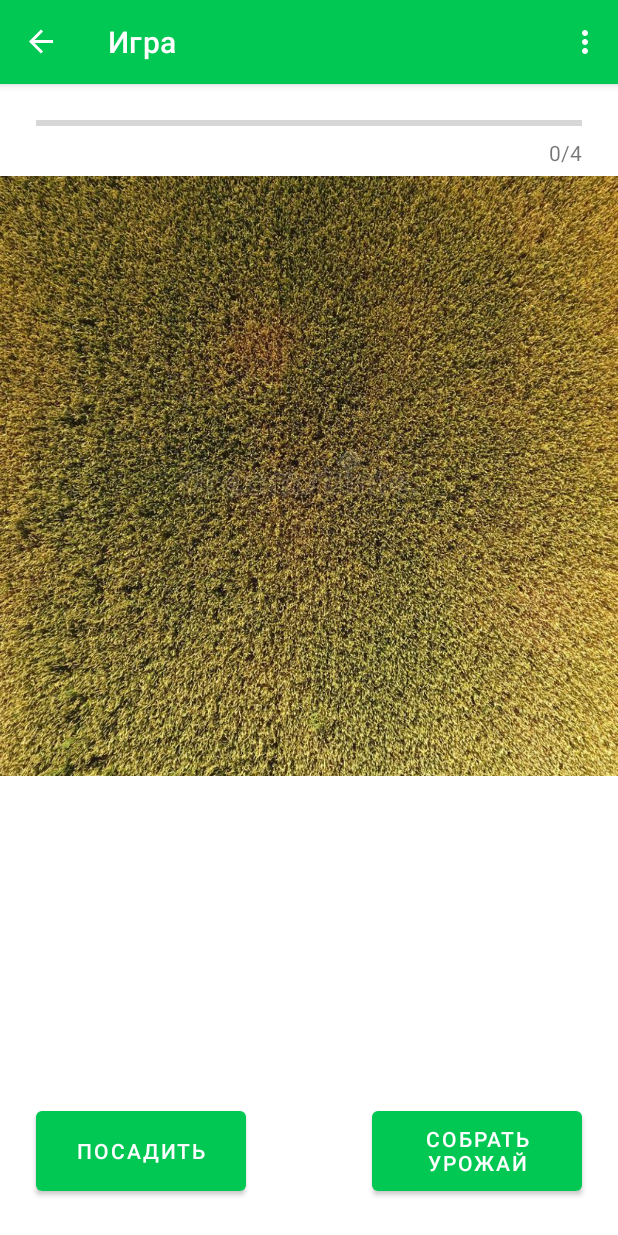
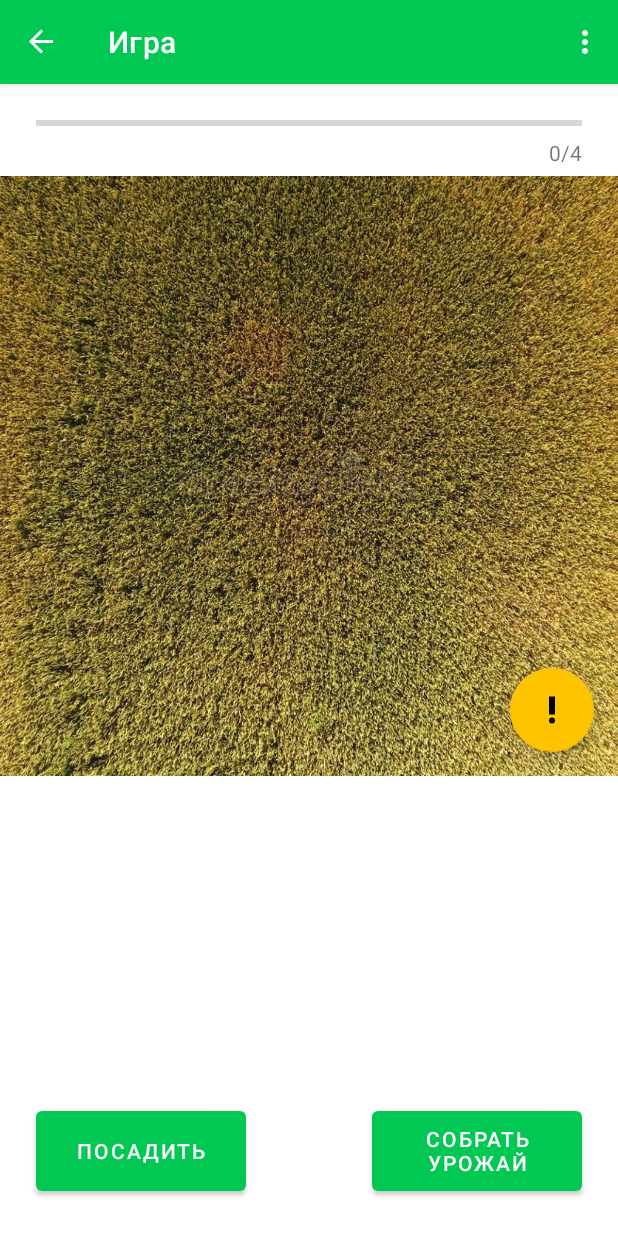
Before and after one commit to prolapsed-kneecap/AgayUniversity, an Android app: the screen it shows after launch (MainActivity), after a tap on "Уровень 1", on a phone screen of 412 x 824 dp. Run offline under Robolectric (Android 15) with nearby library versions, the phone set to English and light mode, and no system bars; our stand-ins replace navigation-ui.

Commit message:
float button

```diff
--- a/app/src/main/java/com/polich/kneecap/fragment/EventFragment.kt
+++ b/app/src/main/java/com/polich/kneecap/fragment/EventFragment.kt
@@ -8,21 +8,7 @@ import android.view.ViewGroup
 import com.polich.kneecap.NaturalDisasters
 import com.polich.kneecap.R
 
-private const val ARG_PARAM1 = "param1"
-private const val ARG_PARAM2 = "param2"
-
 class EventFragment : Fragment() {
-
-    private var param1: String? = null
-    private var param2: String? = null
-
-    override fun onCreate(savedInstanceState: Bundle?) {
-        super.onCreate(savedInstanceState)
-        arguments?.let {
-            param1 = it.getString(ARG_PARAM1)
-            param2 = it.getString(ARG_PARAM2)
-        }
-    }
 
     override fun onCreateView(
         inflater: LayoutInflater, container: ViewGroup?,
@@ -35,17 +21,4 @@ class EventFragment : Fragment() {
 
         return view
     }
-
-
-
-    companion object {
-        @JvmStatic
-        fun newInstance(param1: String, param2: String) =
-            EventFragment().apply {
-                arguments = Bundle().apply {
-                    putString(ARG_PARAM1, param1)
-                    putString(ARG_PARAM2, param2)
-                }
-            }
-    }
 }
--- a/app/src/main/res/layout/fragment_game.xml
+++ b/app/src/main/res/layout/fragment_game.xml
@@ -97,15 +97,14 @@
       android:id="@+id/eventFloatingActionButton"
       android:layout_width="wrap_content"
       android:layout_height="wrap_content"
-      android:layout_marginStart="4dp"
-      android:layout_marginLeft="4dp"
-      android:layout_marginTop="4dp"
       android:clickable="true"
       android:src="@drawable/priority_high"
-      android:visibility="gone"
-      app:backgroundTint="#FD5925"
-      app:layout_constraintStart_toStartOf="parent"
-      app:layout_constraintTop_toBottomOf="@+id/myView" />
+      android:visibility="visible"
+      android:layout_marginRight="16dp"
+      android:layout_marginBottom="16dp"
+      app:backgroundTint="#FFC400"
+      app:layout_constraintBottom_toBottomOf="@+id/myView"
+      app:layout_constraintEnd_toEndOf="parent" />
 
 
 </androidx.constraintlayout.widget.ConstraintLayout>
```
Also changed, not shown: app/src/main/java/com/polich/kneecap/fragment/GameFragment.kt (+24 -31 lines).
